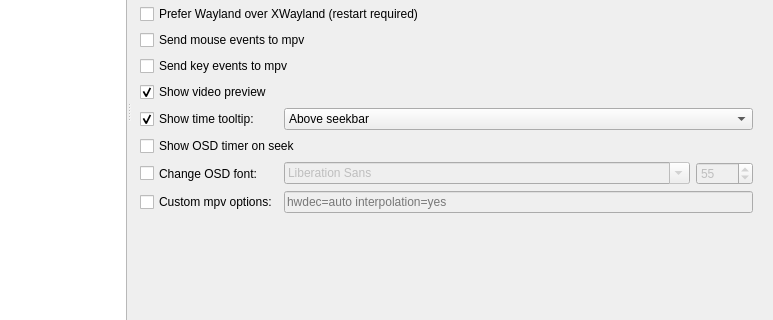
This is settingswindow.ui in mpc-qt/mpc-qt as Qt 5 draws it before an edit; both pictures show x 123 to 896 and y 194 to 514 of the 896 by 638 pixel window. The edited form follows.
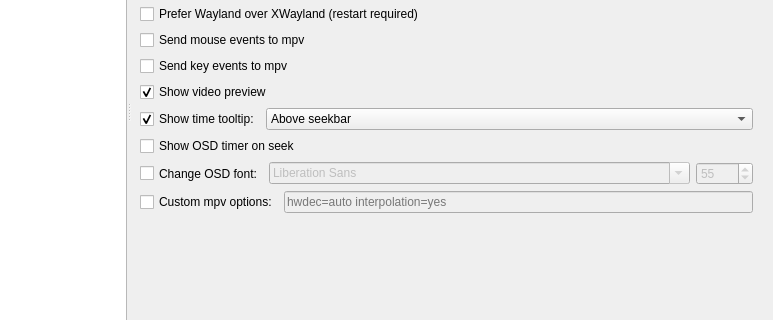
This is the edited form. The open tabs and pages were chosen to show the change.

Commit message:
settingswindow: Align widgets in Tweaks page
This is achieved by making sure widgets of each line are in the same
layout, adding a spacer in the bottom of the page, and adjusting stretch
factors and size policies.
The spacer is needed to make it show correctly in the Widget Designer.

What changed in the file:
```diff
--- a/settingswindow.ui
+++ b/settingswindow.ui
@@ -13,10 +13,16 @@
     <height>638</height>
    </rect>
   </property>
+  <property name="sizePolicy">
+   <sizepolicy hsizetype="Maximum" vsizetype="Preferred">
+    <horstretch>0</horstretch>
+    <verstretch>0</verstretch>
+   </sizepolicy>
+  </property>
   <property name="windowTitle">
    <string>Options</string>
   </property>
-  <layout class="QVBoxLayout" name="settingsWindowLayout">
+  <layout class="QVBoxLayout" name="settingsWindowLayout" stretch="0,1">
    <item>
     <widget class="QSplitter" name="splitter">
      <property name="orientation">
@@ -7841,12 +7847,12 @@
              </property>
             </widget>
            </item>
-           <item row="10" column="0">
-            <layout class="QHBoxLayout" name="tweaksTimeTooltipLayout" stretch="1">
+           <item row="10" column="0" colspan="2">
+            <layout class="QHBoxLayout" name="tweaksTimeTooltipLayout" stretch="0,0">
              <item>
               <widget class="QCheckBox" name="tweaksTimeTooltip">
                <property name="sizePolicy">
-                <sizepolicy hsizetype="Minimum" vsizetype="Preferred">
+                <sizepolicy hsizetype="Maximum" vsizetype="Fixed">
                  <horstretch>0</horstretch>
                  <verstretch>0</verstretch>
                 </sizepolicy>
@@ -7859,19 +7865,11 @@
                </property>
               </widget>
              </item>
-            </layout>
-           </item>
-           <item row="10" column="1">
+             <item>
             <widget class="QComboBox" name="tweaksTimeTooltipLocation">
              <property name="enabled">
               <bool>true</bool>
              </property>
-             <property name="sizePolicy">
-              <sizepolicy hsizetype="MinimumExpanding" vsizetype="Fixed">
-               <horstretch>0</horstretch>
-               <verstretch>0</verstretch>
-              </sizepolicy>
-             </property>
              <item>
               <property name="text">
                <string>Above seekbar</string>
@@ -7884,6 +7882,8 @@
              </item>
             </widget>
            </item>
+            </layout>
+           </item>
            <item row="11" column="0" colspan="2">
             <widget class="QCheckBox" name="tweaksOsdTimerOnSeek">
              <property name="text">
@@ -7891,8 +7891,8 @@
              </property>
             </widget>
            </item>
-           <item row="12" column="0">
-            <layout class="QHBoxLayout" name="tweaksOsdFontLayout" stretch="1">
+           <item row="12" column="0" colspan="3">
+            <layout class="QHBoxLayout" name="tweaksOsdFontLayout" stretch="0,1,0">
              <item>
               <widget class="QCheckBox" name="tweaksOsdFontChkBox">
                <property name="sizePolicy">
@@ -7906,15 +7906,17 @@
                </property>
               </widget>
              </item>
-            </layout>
-           </item>
-           <item row="12" column="1">
-            <layout class="QHBoxLayout" name="tweaksOsdLayout" stretch="1,0">
              <item>
               <widget class="QFontComboBox" name="tweaksOsdFont">
                <property name="enabled">
                 <bool>false</bool>
                </property>
+               <property name="sizePolicy">
+                <sizepolicy hsizetype="MinimumExpanding" vsizetype="Fixed">
+                 <horstretch>0</horstretch>
+                 <verstretch>0</verstretch>
+                </sizepolicy>
+               </property>
               </widget>
              </item>
              <item>
@@ -7938,8 +7940,8 @@
              </item>
             </layout>
            </item>
-           <item row="13" column="0">
-            <layout class="QHBoxLayout" name="tweaksMpvOptionsLayout" stretch="1">
+           <item row="13" column="0" colspan="2">
+            <layout class="QHBoxLayout" name="tweaksMpvOptionsLayout" stretch="0,1">
              <item>
               <widget class="QCheckBox" name="tweaksMpvOptionsChkBox">
                <property name="sizePolicy">
@@ -7953,10 +7955,6 @@
                </property>
               </widget>
              </item>
-            </layout>
-           </item>
-           <item row="13" column="1">
-            <layout class="QHBoxLayout" name="tweaksMpvOptionsTextLayout" stretch="1">
              <item>
               <widget class="QLineEdit" name="tweaksMpvOptionsText">
                <property name="enabled">
@@ -7969,6 +7967,19 @@
              </item>
             </layout>
            </item>
+           <item row="14" column="0">
+            <spacer name="verticalSpacer_9">
+             <property name="orientation">
+              <enum>Qt::Orientation::Vertical</enum>
+             </property>
+             <property name="sizeHint" stdset="0">
+              <size>
+               <width>20</width>
+               <height>40</height>
+              </size>
+             </property>
+            </spacer>
+           </item>
           </layout>
          </widget>
          <widget class="QWidget" name="loggingPage">
```
Left out of the diff: 18 changed lines with no effect on the pictures. Lines whose indentation alone changed are shown as unchanged.
